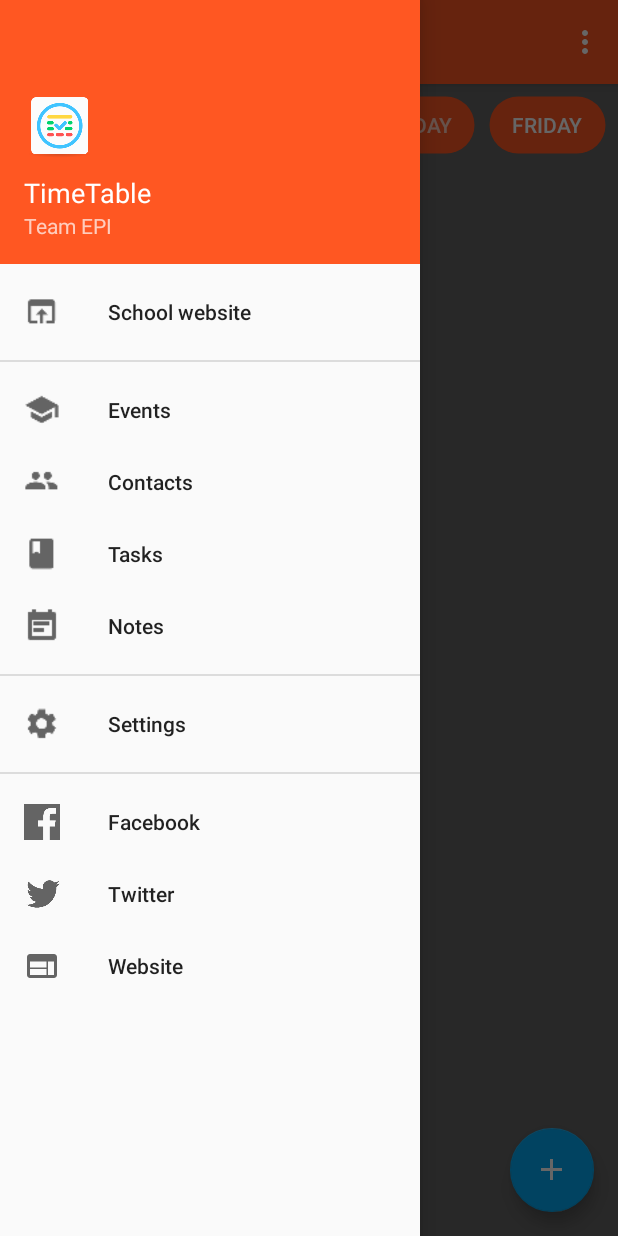
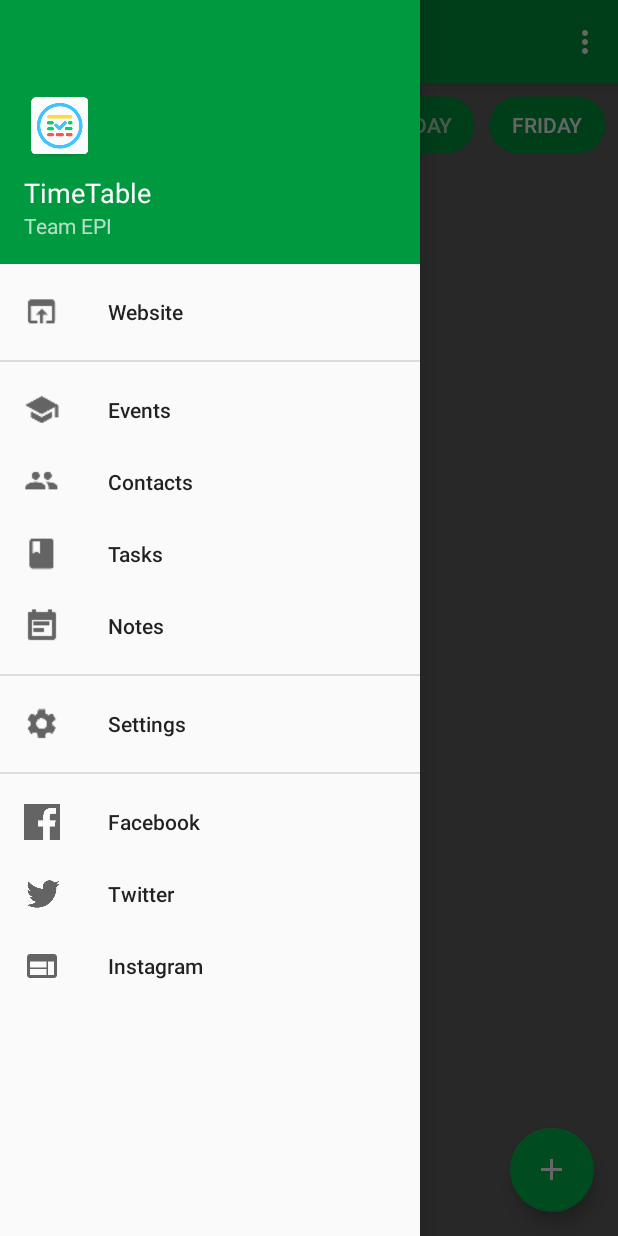
Before and after one commit to diainj/TimeTableProject, an Android app: the screen it shows after launch (MainActivity), with the side drawer open, on a phone screen of 412 x 824 dp. Run offline under Robolectric (Android 15) with nearby library versions, the phone set to English and light mode, and no system bars; libraries missing offline, so code that uses them is left out: org.xdty.preference; Roboto replaces fonts that are not available here.

Commit message:
Merge branch 'master' of https://github.com/hoiyeelee/TimeTableProject into Pat
 Conflicts:
	.gradle/6.1.1/executionHistory/executionHistory.bin
	.gradle/6.1.1/executionHistory/executionHistory.lock
                       	.gradle/6.1.1/fileHashes/fileHashes.bin
                       	.gradle/6.1.1/fileHashes/fileHashes.lock
                       	.gradle/6.1.1/fileHashes/resourceHashesCache.bin
                       	.gradle/6.1.1/javaCompile/classAnalysis.bin
                       	.gradle/6.1.1/javaCompile/jarAnalysis.bin
                       	.gradle/6.1.1/javaCompile/javaCompile.lock
                       	.gradle/6.1.1/javaCompile/taskHistory.bin
                       	.gradle/buildOutputCleanup/buildOutputCleanup.lock
                       	.idea/modules/app/app.iml
                       	.idea/workspace.xml

```diff
--- a/app/src/main/res/values/colors.xml
+++ b/app/src/main/res/values/colors.xml
@@ -1,8 +1,8 @@
 <?xml version="1.0" encoding="utf-8"?>
 <resources>
-    <color name="colorPrimary">#FF5722</color>
-    <color name="colorPrimaryDark">#1976D2</color>
-    <color name="colorAccent">#03A9F4</color>
+    <color name="colorPrimary">#00993F</color>
+    <color name="colorPrimaryDark">#006A2C</color>
+    <color name="colorAccent">#00BC4D</color>
 
     <color name="colorPrimarySplash">#00C853</color>
     <color name="colorPrimaryDarkSplash">#00993F</color>
--- a/app/src/main/res/values/strings.xml
+++ b/app/src/main/res/values/strings.xml
@@ -27,12 +27,12 @@
     <string name="week">Week</string>
     <string name="delete">Delete</string>
     <string name="edit">Edit</string>
-    <string name="school_website">School website</string>
-    <string name="school_website_snackbar">Please, set URL of your school website in settings.</string>
+    <string name="school_website">Website</string>
+    <string name="school_website_snackbar">Please set URL of your website in settings.</string>
 
     <string name="facebook">Facebook</string>
     <string name="twitter">Twitter</string>
-    <string name="otherwebsite">Website</string>
+    <string name="otherwebsite">Instagram</string>
 
     <string name="add_subject">Add subject</string>
     <string name="edit_subject">Edit subject</string>
```
Also changed, not shown: app/src/main/java/com/ulan/timetable/activities/MainActivity.java (+7 -5 lines), 2 other files.
